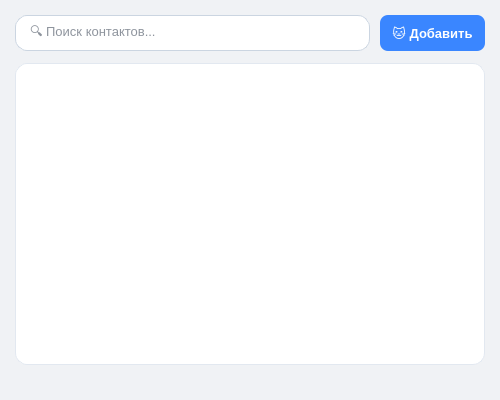
lemito/CryptoMAI, file src/GUI/contactsdialog.ui: the form before one commit.
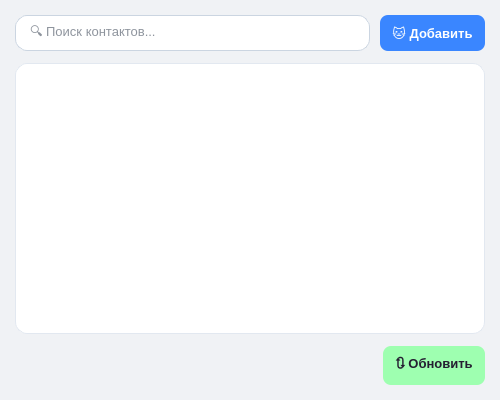
The form after the commit.

```diff
--- a/src/GUI/contactsdialog.ui
+++ b/src/GUI/contactsdialog.ui
@@ -217,6 +217,33 @@
        </property>
       </spacer>
      </item>
+     <item>
+      <widget class="QPushButton" name="refreshButton">
+       <property name="styleSheet">
+        <string notr="true">QPushButton {
+    background-color: rgb(158, 255, 176);
+    border-radius: 8px;
+    border: none;
+    color: rgb(36, 31, 49);
+    font-weight: bold;
+    font-size: 10pt;
+    padding: 8px 12px;
+}
+
+QPushButton:hover {
+    background-color: #7c3aed;
+}
+
+QPushButton:pressed {
+    background-color: #6d28d9;
+}
+</string>
+       </property>
+       <property name="text">
+        <string>🔃 Обновить</string>
+       </property>
+      </widget>
+     </item>
     </layout>
    </item>
   </layout>
```
